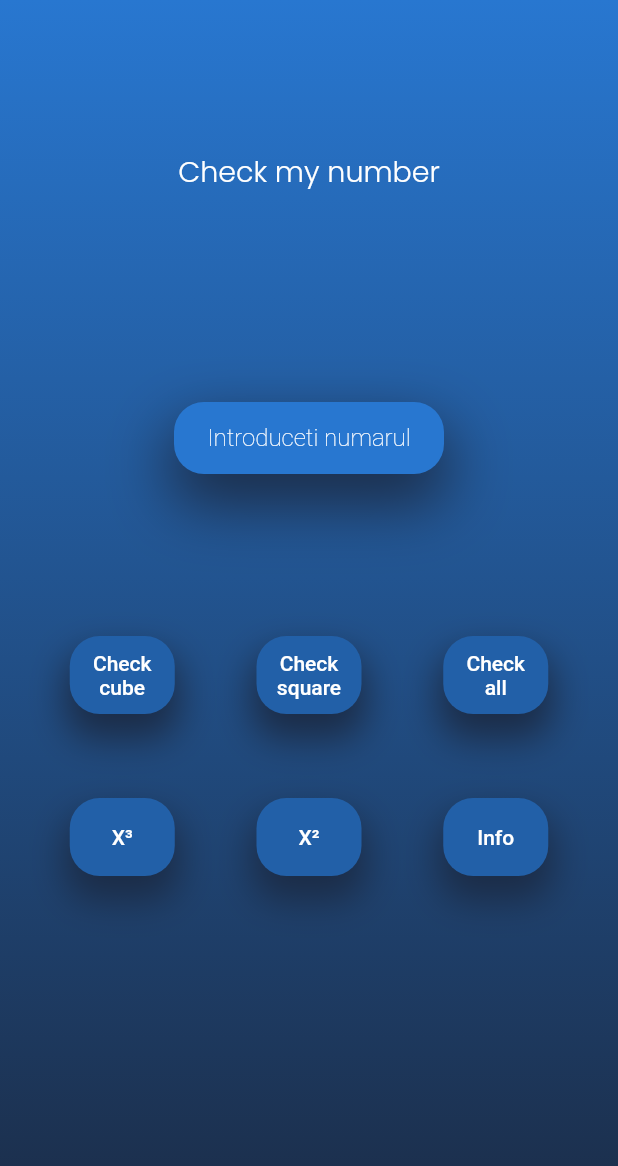
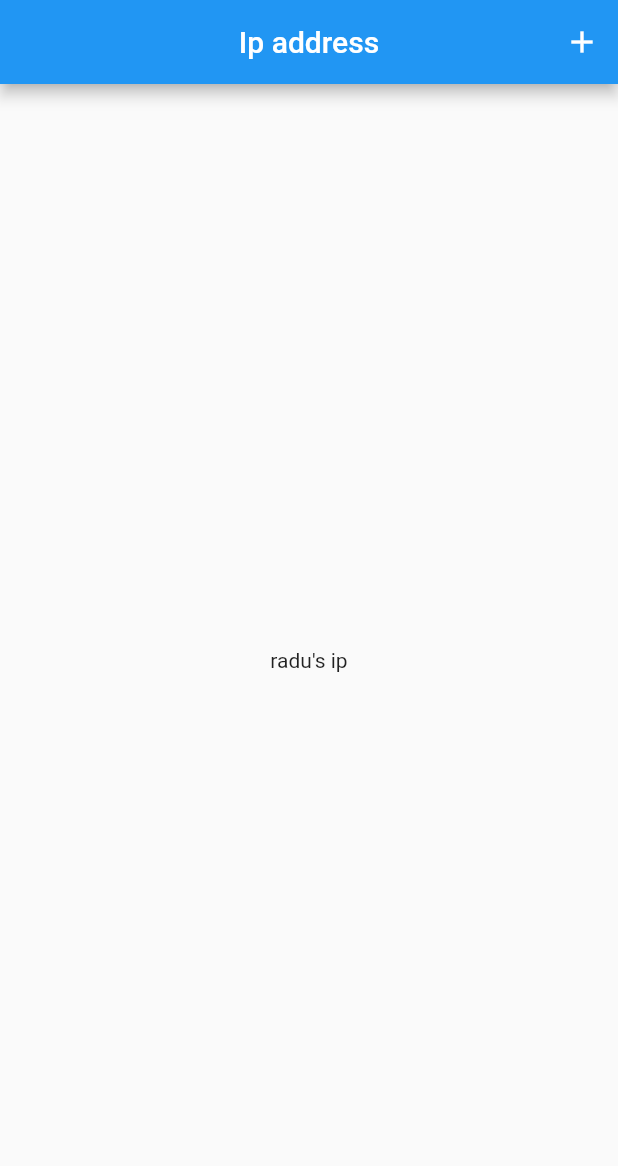
Before and after one commit to OvidiuPles/check_my_number, a Flutter app: the screen it shows after launch, on a phone screen of 412 x 824 dp. Shown: the top 1166 px of the screen. Run offline on Flutter 3.47's test engine with Material 2 defaults, Android fonts, the phone set to English and light mode, and no system bars; our stand-ins replace google_fonts.

Commit message:
present url and http get using ip address

```diff
--- /dev/null
+++ b/lib/ip_page.dart
@@ -0,0 +1,57 @@
+import 'package:flutter/material.dart';
+import 'package:http/http.dart';
+
+class IpPage extends StatefulWidget {
+  const IpPage({super.key});
+
+  @override
+  State<IpPage> createState() => _IpPageState();
+}
+
+class _IpPageState extends State<IpPage> {
+  String ipAddress = "radu's ip";
+
+  Future<void> getIpAddress() async {
+    // apelez https://api.ipify.org/
+    // raspuns: 188.27.131.157
+
+    // final Uri url = Uri(
+    //   scheme: 'https',
+    //   host: 'api.ipify.org',
+    //   // path: 'claudiu',
+    //   // queryParameters: <String, dynamic>{
+    //   //   'name': 'claudiu',
+    //   // },
+    // );
+
+    final Uri url2 = Uri.https('api.ipify.org');
+    final Client client = Client();
+
+    final Response response = await client.get(url2);
+
+    if (response.statusCode == 200) {
+      setState(() {
+        ipAddress = response.body;
+      });
+    }
+  }
+
+  @override
+  Widget build(BuildContext context) {
+    return Scaffold(
+      appBar: AppBar(
+        title: const Text('Ip address'),
+        centerTitle: true,
+        actions: <Widget>[
+          IconButton(
+            onPressed: getIpAddress,
+            icon: const Icon(Icons.add),
+          ),
+        ],
+      ),
+      body: Center(
+        child: Text(ipAddress),
+      ),
+    );
+  }
+}
--- a/lib/main.dart
+++ b/lib/main.dart
@@ -1,6 +1,5 @@
 import 'package:flutter/material.dart';
-
-import 'package:tema3/home_page.dart';
+import 'package:tema3/ip_page.dart';
 
 void main() {
   runApp(const Tema4());
@@ -13,7 +12,7 @@ class Tema4 extends StatelessWidget {
   Widget build(BuildContext context) {
     return const MaterialApp(
       title: 'Check my number',
-      home: HomePage(),
+      home: IpPage(),
     );
   }
 }
--- a/pubspec.yaml
+++ b/pubspec.yaml
@@ -15,7 +15,7 @@ dependencies:
     sdk: flutter
 
   google_fonts: ^2.1.0
-
+  http: ^0.13.5
   very_good_analysis: ^4.0.0
 
 dev_dependencies:
```
Also changed, not shown: pubspec.lock, 7 other files.
